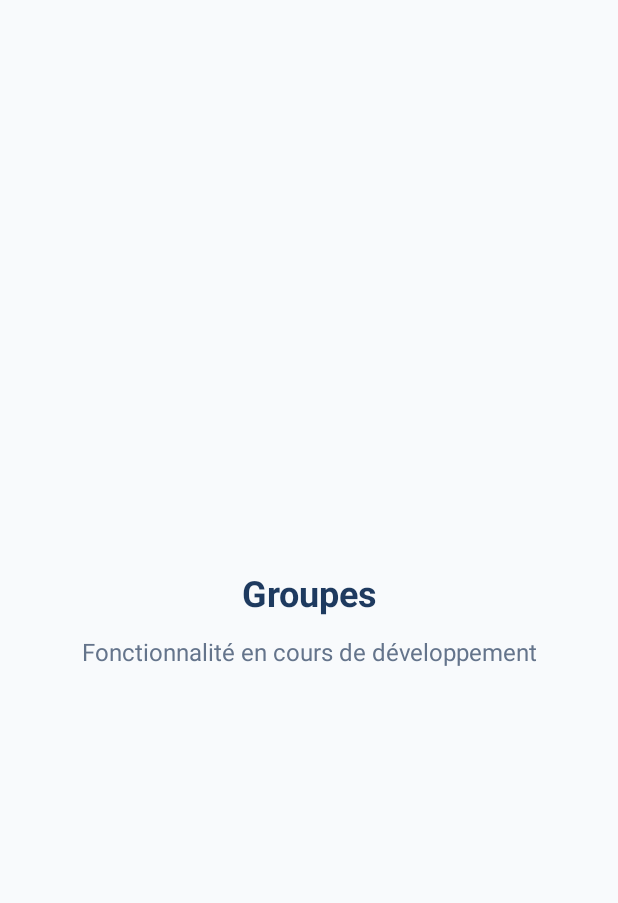
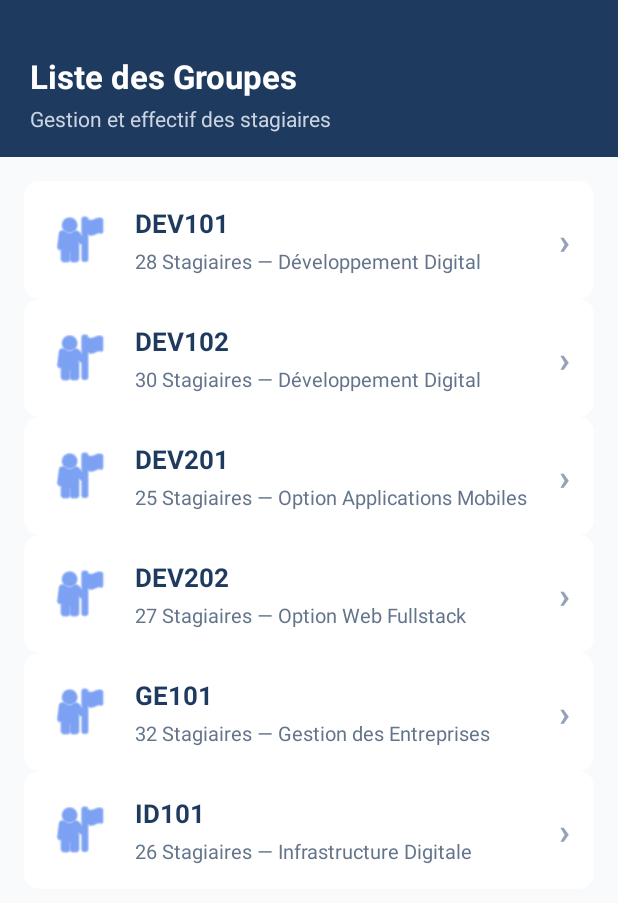
Before and after one commit to Mohamed22-Dev/PresenceManager, an Android app: the GroupesActivity screen opened directly, with no data from a screen before it, on a phone screen of 412 x 824 dp. Shown: the top 903 px of the screen. Run offline under Robolectric (Android 15) with nearby library versions, the phone set to English and light mode, and no system bars.

Commit message:
Add Groupes list view and adapter in GroupesActivity

```diff
--- a/app/src/main/java/com/example/prsencemanager/GroupesActivity.kt
+++ b/app/src/main/java/com/example/prsencemanager/GroupesActivity.kt
@@ -1,20 +1,63 @@
 package com.example.prsencemanager
 
 import android.os.Bundle
-import androidx.activity.enableEdgeToEdge
+import android.view.LayoutInflater
+import android.view.View
+import android.view.ViewGroup
+import android.widget.BaseAdapter
+import android.widget.ListView
+import android.widget.TextView
+import android.widget.Toast
 import androidx.appcompat.app.AppCompatActivity
-import androidx.core.view.ViewCompat
-import androidx.core.view.WindowInsetsCompat
+
+data class GroupeItem(val nom: String, val effectif: String)
 
 class GroupesActivity : AppCompatActivity() {
+
     override fun onCreate(savedInstanceState: Bundle?) {
         super.onCreate(savedInstanceState)
-        enableEdgeToEdge()
         setContentView(R.layout.activity_groupes)
-        ViewCompat.setOnApplyWindowInsetsListener(findViewById(R.id.main)) { v, insets ->
-            val systemBars = insets.getInsets(WindowInsetsCompat.Type.systemBars())
-            v.setPadding(systemBars.left, systemBars.top, systemBars.right, systemBars.bottom)
-            insets
+
+        val groupes = listOf(
+            GroupeItem("DEV101", "28 Stagiaires — Développement Digital"),
+            GroupeItem("DEV102", "30 Stagiaires — Développement Digital"),
+            GroupeItem("DEV201", "25 Stagiaires — Option Applications Mobiles"),
+            GroupeItem("DEV202", "27 Stagiaires — Option Web Fullstack"),
+            GroupeItem("GE101", "32 Stagiaires — Gestion des Entreprises"),
+            GroupeItem("ID101", "26 Stagiaires — Infrastructure Digitale")
+        )
+
+        val listView = findViewById<ListView>(R.id.listGroupes)
+
+        val adapter = object : BaseAdapter() {
+            override fun getCount(): Int = groupes.size
+            override fun getItem(position: Int): Any = groupes[position]
+            override fun getItemId(position: Int): Long = position.toLong()
+
+            override fun getView(position: Int, convertView: View?, parent: ViewGroup?): View {
+                val view = convertView ?: LayoutInflater.from(this@GroupesActivity)
+                    .inflate(R.layout.item_groupe, parent, false)
+
+                val groupe = groupes[position]
+                val txtNom = view.findViewById<TextView>(R.id.txtNomGroupe)
+                val txtInfo = view.findViewById<TextView>(R.id.txtInfoGroupe)
+
+                txtNom.text = groupe.nom
+                txtInfo.text = groupe.effectif
+
+                return view
+            }
+        }
+
+        listView.adapter = adapter
+
+        listView.setOnItemClickListener { _, _, position, _ ->
+            val groupeSelectionne = groupes[position]
+            Toast.makeText(
+                this,
+                "Groupe ${groupeSelectionne.nom} sélectionné (${groupeSelectionne.effectif})",
+                Toast.LENGTH_SHORT
+            ).show()
         }
     }
 }
--- a/app/src/main/res/layout/activity_groupes.xml
+++ b/app/src/main/res/layout/activity_groupes.xml
@@ -1,29 +1,52 @@
 <?xml version="1.0" encoding="utf-8"?>
 <LinearLayout xmlns:android="http://schemas.android.com/apk/res/android"
+    xmlns:app="http://schemas.android.com/apk/res-auto"
     android:id="@+id/main"
     android:layout_width="match_parent"
     android:layout_height="match_parent"
     android:orientation="vertical"
-    android:gravity="center"
-    android:padding="24dp"
     android:background="#F8FAFC">
 
+    <!-- Header Bar -->
+    <RelativeLayout
+        android:id="@+id/headerGroupes"
+        android:layout_width="match_parent"
+        android:layout_height="wrap_content"
+        android:background="#1E3A5F"
+        android:paddingStart="20dp"
+        android:paddingEnd="20dp"
+        android:paddingTop="36dp"
+        android:paddingBottom="16dp">
+
         <TextView
+            android:id="@+id/txtTitreGroupes"
             android:layout_width="wrap_content"
             android:layout_height="wrap_content"
-        android:text="Groupes"
-        android:textSize="24sp"
+            android:text="Liste des Groupes"
+            android:textSize="22sp"
             android:textStyle="bold"
-        android:textColor="#1E3A5F"
-        android:gravity="center" />
+            android:textColor="#FFFFFF"/>
 
         <TextView
+            android:id="@+id/txtSousTitreGroupes"
             android:layout_width="wrap_content"
             android:layout_height="wrap_content"
-        android:layout_marginTop="12dp"
-        android:text="Fonctionnalité en cours de développement"
-        android:textSize="16sp"
-        android:textColor="#64748B"
-        android:gravity="center" />
+            android:layout_below="@id/txtTitreGroupes"
+            android:layout_marginTop="4dp"
+            android:text="Gestion et effectif des stagiaires"
+            android:textSize="14sp"
+            android:textColor="#CBD5E1"/>
+
+    </RelativeLayout>
+
+    <!-- ListView for Groups -->
+    <ListView
+        android:id="@+id/listGroupes"
+        android:layout_width="match_parent"
+        android:layout_height="0dp"
+        android:layout_weight="1"
+        android:padding="16dp"
+        android:divider="@null"
+        android:clipToPadding="false"/>
 
 </LinearLayout>
--- /dev/null
+++ b/app/src/main/res/layout/item_groupe.xml
@@ -0,0 +1,62 @@
+<?xml version="1.0" encoding="utf-8"?>
+<androidx.cardview.widget.CardView xmlns:android="http://schemas.android.com/apk/res/android"
+    xmlns:app="http://schemas.android.com/apk/res-auto"
+    android:layout_width="match_parent"
+    android:layout_height="wrap_content"
+    android:layout_marginBottom="10dp"
+    app:cardCornerRadius="10dp"
+    app:cardElevation="2dp"
+    app:cardBackgroundColor="#FFFFFF">
+
+    <LinearLayout
+        android:layout_width="match_parent"
+        android:layout_height="wrap_content"
+        android:orientation="horizontal"
+        android:padding="16dp"
+        android:gravity="center_vertical">
+
+        <ImageView
+            android:layout_width="42dp"
+            android:layout_height="42dp"
+            android:src="@android:drawable/ic_menu_myplaces"
+            app:tint="#2563EB"
+            android:contentDescription="Groupe"/>
+
+        <LinearLayout
+            android:layout_width="0dp"
+            android:layout_height="wrap_content"
+            android:layout_weight="1"
+            android:orientation="vertical"
+            android:layout_marginStart="16dp">
+
+            <TextView
+                android:id="@+id/txtNomGroupe"
+                android:layout_width="wrap_content"
+                android:layout_height="wrap_content"
+                android:text="Groupe"
+                android:textSize="17sp"
+                android:textStyle="bold"
+                android:textColor="#1E3A5F"/>
+
+            <TextView
+                android:id="@+id/txtInfoGroupe"
+                android:layout_width="wrap_content"
+                android:layout_height="wrap_content"
+                android:layout_marginTop="4dp"
+                android:text="Stagiaires"
+                android:textSize="13sp"
+                android:textColor="#64748B"/>
+
+        </LinearLayout>
+
+        <TextView
+            android:layout_width="wrap_content"
+            android:layout_height="wrap_content"
+            android:text="›"
+            android:textSize="24sp"
+            android:textStyle="bold"
+            android:textColor="#94A3B8"/>
+
+    </LinearLayout>
+
+</androidx.cardview.widget.CardView>
```
Also changed, not shown: 2 other files. Lines whose indentation alone changed are shown as unchanged.
